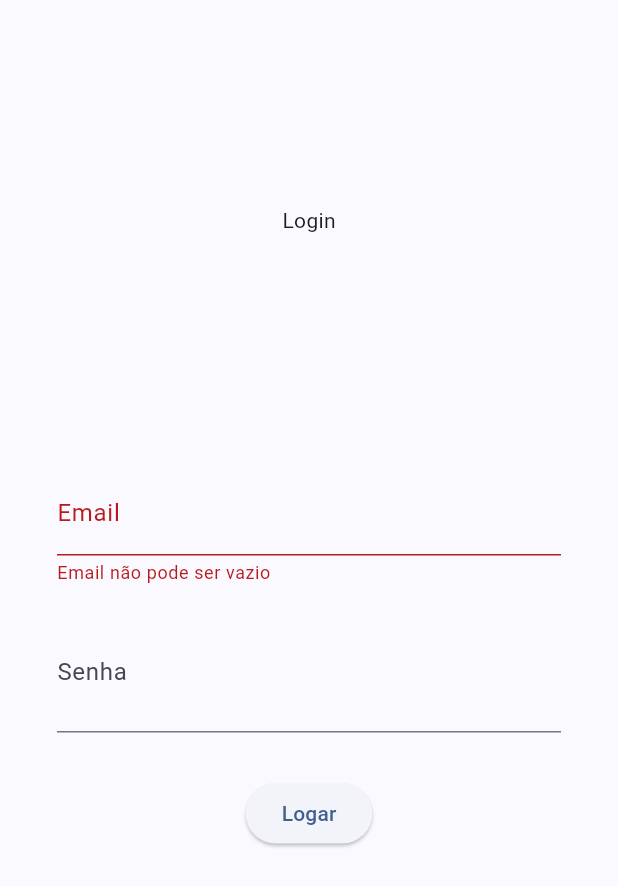
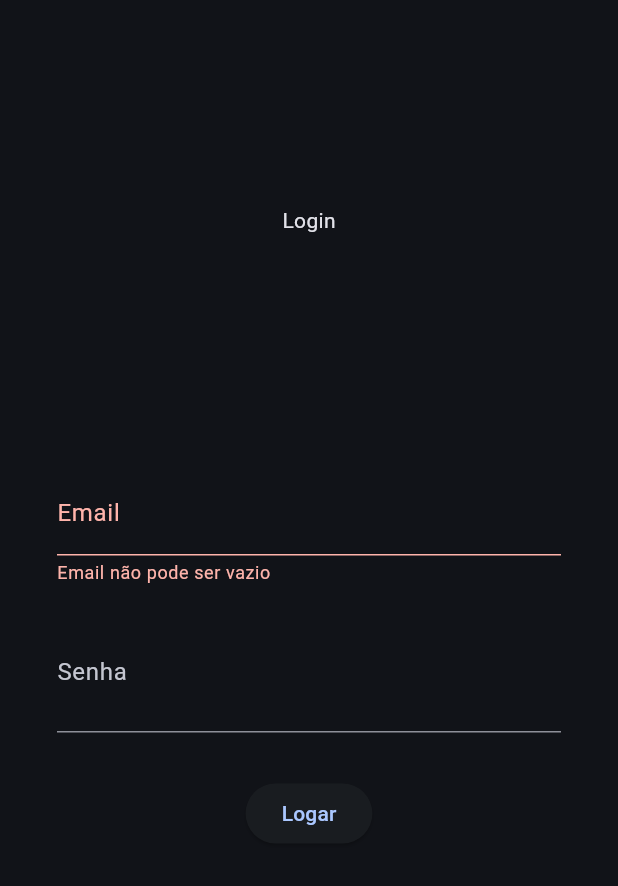
Before and after one commit to victorfidelis/flutter_posts_test, a Flutter app: the screen it shows after launch, after a tap on "Logar", on a phone screen of 412 x 824 dp. Shown: the top 886 px of the screen. Run offline on Flutter 3.47's test engine with Material 3 defaults, Android fonts, the phone set to English and light mode, and no system bars; our stand-ins replace cloud_firestore, dio, firebase_auth, firebase_core, flutter_bloc, shared_preferences and 1 more; accounts and stored records are empty; network calls fail.

Commit message:
created state management and persistent theme

```diff
--- a/flutter_posts_test/lib/app/app.dart
+++ b/flutter_posts_test/lib/app/app.dart
@@ -1,16 +1,22 @@
 import 'package:flutter/material.dart';
 import 'package:flutter/services.dart';
 import 'package:flutter_bloc/flutter_bloc.dart';
+import 'package:flutter_posts_test/app/bloc/theme/theme_bloc.dart';
+import 'package:flutter_posts_test/app/bloc/theme/theme_state.dart';
 import 'package:flutter_posts_test/app/bloc/wrapper/wrapper_bloc.dart';
 import 'package:flutter_posts_test/app/repository/auth/auth_repository.dart';
 import 'package:flutter_posts_test/app/repository/auth/firebase_auth_repository.dart';
 import 'package:flutter_posts_test/app/repository/post/dio_post_repository.dart';
 import 'package:flutter_posts_test/app/repository/post/post_repository.dart';
+import 'package:flutter_posts_test/app/repository/theme_repository/shared_theme_repository.dart';
+import 'package:flutter_posts_test/app/repository/theme_repository/theme_repository.dart';
 import 'package:flutter_posts_test/app/repository/user/firebase_user_repository.dart';
 import 'package:flutter_posts_test/app/repository/user/user_repository.dart';
 import 'package:flutter_posts_test/app/repository/user_of_post/dio_user_of_post_repository.dart';
 import 'package:flutter_posts_test/app/repository/user_of_post/user_of_post_repository.dart';
+import 'package:flutter_posts_test/app/shared/enum/theme_enum.dart';
 import 'package:flutter_posts_test/app/shared/themes/theme.dart';
+import 'package:flutter_posts_test/app/shared/widgets/custom_loading.dart';
 import 'package:flutter_posts_test/app/view/routes.dart';
 
 class App extends StatelessWidget {
@@ -18,15 +24,6 @@ class App extends StatelessWidget {
 
   @override
   Widget build(BuildContext context) {
-    final bool isDarkMode = false;
-
-    final ThemeData theme;
-    if (isDarkMode) {
-      theme = MaterialTheme().dark();
-    } else {
-      theme = MaterialTheme().light();
-    }
-
     return MultiRepositoryProvider(
       providers: [
         RepositoryProvider<AuthRepository>(create: (_) => FirebaseAuthRepository()),
@@ -34,13 +31,30 @@ class App extends StatelessWidget {
         RepositoryProvider<PostRepository>(create: (_) => DioPostRepository()),
         RepositoryProvider<UserOfPostRepository>(create: (_) => DioUserOfPostRepository()),
       ],
-      child: BlocProvider(
-        create: (_) => WrapperBloc(),
-        child: MaterialApp(
-          debugShowCheckedModeBanner: false,
-          initialRoute: '/wrapper',
-          onGenerateRoute: getRoute,
-          theme: theme,
+      child: MultiBlocProvider(
+        providers: [
+          BlocProvider(create: (_) => WrapperBloc()),
+          BlocProvider(create: (_) => ThemeBloc(themeRepository: SharedThemeRepository())),
+        ],
+        child: BlocBuilder<ThemeBloc, ThemeState>(
+          builder: (context, state) {
+            if (state is ThemeInitial) {
+              return const Center(child: CustomLoading());
+            }
+
+            final currentTheme = (state as ThemeLoaded).themeEnum;
+            final theme =
+                currentTheme == ThemeEnum.lightMode
+                    ? MaterialTheme().light()
+                    : MaterialTheme().dark();
+
+            return MaterialApp(
+              debugShowCheckedModeBanner: false,
+              initialRoute: '/wrapper',
+              onGenerateRoute: getRoute,
+              theme: theme,
+            );
+          },
         ),
       ),
     );
--- /dev/null
+++ b/flutter_posts_test/lib/app/bloc/theme/theme_bloc.dart
@@ -0,0 +1,30 @@
+import 'package:flutter_bloc/flutter_bloc.dart';
+import 'package:flutter_posts_test/app/bloc/theme/theme_event.dart';
+import 'package:flutter_posts_test/app/bloc/theme/theme_state.dart';
+import 'package:flutter_posts_test/app/repository/theme_repository/theme_repository.dart';
+import 'package:flutter_posts_test/app/shared/either/either_extensions.dart';
+import 'package:flutter_posts_test/app/shared/enum/theme_enum.dart';
+
+class ThemeBloc extends Bloc<ThemeEvent, ThemeState> {
+  final ThemeRepository themeRepository;
+  ThemeBloc({required this.themeRepository}) : super(ThemeInitial()) {
+    on<ChangeTheme>(_onChangeTheme);
+    on<LoadTheme>(_onLoadTheme);
+
+    add(LoadTheme());
+  }
+
+  Future<void> _onChangeTheme(ChangeTheme event, Emitter<ThemeState> emit) async {
+    emit(ThemeLoaded(event.themeEnum));
+    await themeRepository.setTheme(event.themeEnum);
+  }
+
+  Future<void> _onLoadTheme(LoadTheme event, Emitter<ThemeState> emit) async {
+    final either = await themeRepository.getTheme();
+    if (either.isLeft) {
+      emit(ThemeLoaded(ThemeEnum.darkMode));
+      return;
+    }
+    emit(ThemeLoaded(either.right!));
+  }
+}
--- /dev/null
+++ b/flutter_posts_test/lib/app/bloc/theme/theme_event.dart
@@ -0,0 +1,12 @@
+import 'package:flutter_posts_test/app/shared/enum/theme_enum.dart';
+
+sealed class ThemeEvent {}
+class ChangeTheme extends ThemeEvent {
+  final ThemeEnum themeEnum;
+
+  ChangeTheme(this.themeEnum);
+}
+
+class LoadTheme extends ThemeEvent {
+  LoadTheme();
+}
--- /dev/null
+++ b/flutter_posts_test/lib/app/bloc/theme/theme_state.dart
@@ -0,0 +1,10 @@
+import 'package:flutter_posts_test/app/shared/enum/theme_enum.dart';
+
+abstract class ThemeState {}
+
+class ThemeInitial extends ThemeState {}
+
+class ThemeLoaded extends ThemeState {
+  final ThemeEnum themeEnum;
+  ThemeLoaded(this.themeEnum);
+}
--- /dev/null
+++ b/flutter_posts_test/lib/app/repository/theme_repository/shared_theme_repository.dart
@@ -0,0 +1,35 @@
+import 'package:flutter_posts_test/app/repository/theme_repository/theme_repository.dart';
+import 'package:flutter_posts_test/app/shared/either/either.dart';
+import 'package:flutter_posts_test/app/shared/enum/theme_enum.dart';
+import 'package:flutter_posts_test/app/shared/failure.dart/failure.dart';
+import 'package:shared_preferences/shared_preferences.dart';
+
+class SharedThemeRepository implements ThemeRepository {
+  final _key = 'theme';
+
+  @override
+  Future<Either<Failure, ThemeEnum>> getTheme() async {
+    try {
+      final prefs = await SharedPreferences.getInstance();
+      final int? theme = prefs.getInt(_key);
+      if (theme != null) {
+        return Either.right(ThemeEnum.values[theme]);
+      } else {
+        return Either.left(Failure('Theme não encontrado.'));
+      }
+    } catch (e) {
+      return Either.left(Failure('Falha ao consultar o tema: $e'));
+    }
+  }
+
+  @override
+  Future<Either<Failure, Unit>> setTheme(ThemeEnum theme) async {
+    try {
+      final prefs = await SharedPreferences.getInstance();
+      prefs.setInt(_key, theme.index);
+      return Either.right(unit);
+    } catch (e) {
+      return Either.left(Failure('Falha ao alterar o tema: $e'));
+    }
+  }
+}
--- /dev/null
+++ b/flutter_posts_test/lib/app/repository/theme_repository/theme_repository.dart
@@ -0,0 +1,8 @@
+import 'package:flutter_posts_test/app/shared/either/either.dart';
+import 'package:flutter_posts_test/app/shared/enum/theme_enum.dart';
+import 'package:flutter_posts_test/app/shared/failure.dart/failure.dart';
+
+abstract class ThemeRepository {
+  Future<Either<Failure, Unit>> setTheme(ThemeEnum theme);
+  Future<Either<Failure, ThemeEnum>> getTheme();
+}
--- /dev/null
+++ b/flutter_posts_test/lib/app/shared/enum/theme_enum.dart
@@ -0,0 +1 @@
+enum ThemeEnum { lightMode, darkMode, light }
--- a/flutter_posts_test/lib/app/view/posts/widgets/post_card.dart
+++ b/flutter_posts_test/lib/app/view/posts/widgets/post_card.dart
@@ -62,8 +62,6 @@ class _PostCardState extends State<PostCard> {
   InlineSpan buildClickableText() {
     if (isExpanable && !isExpanded) {
       return buildSpanClickable('   Ver mais');
-    } else if (isExpanable && isExpanded) {
-      return buildSpanClickable('   Ver menos');
     } else {
       return TextSpan();
     }
--- a/flutter_posts_test/pubspec.yaml
+++ b/flutter_posts_test/pubspec.yaml
@@ -19,6 +19,7 @@ dependencies:
   firebase_storage: ^12.4.5
   connectivity_plus: ^6.1.3
   transparent_image: ^2.0.1
+  shared_preferences: ^2.5.3
 
 dev_dependencies:
   flutter_test:
```
Also changed, not shown: flutter_posts_test/lib/app/shared/widgets/theme_buttom.dart (added, +35 -0 lines), flutter_posts_test/lib/app/view/post_details/post_details_view.dart (+14 -17 lines), flutter_posts_test/lib/app/view/post_details/widgets/user_of_post_card.dart (+7 -14 lines), flutter_posts_test/lib/app/view/posts/widgets/custom_post_header.dart (+8 -4 lines), flutter_posts_test/pubspec.lock.
